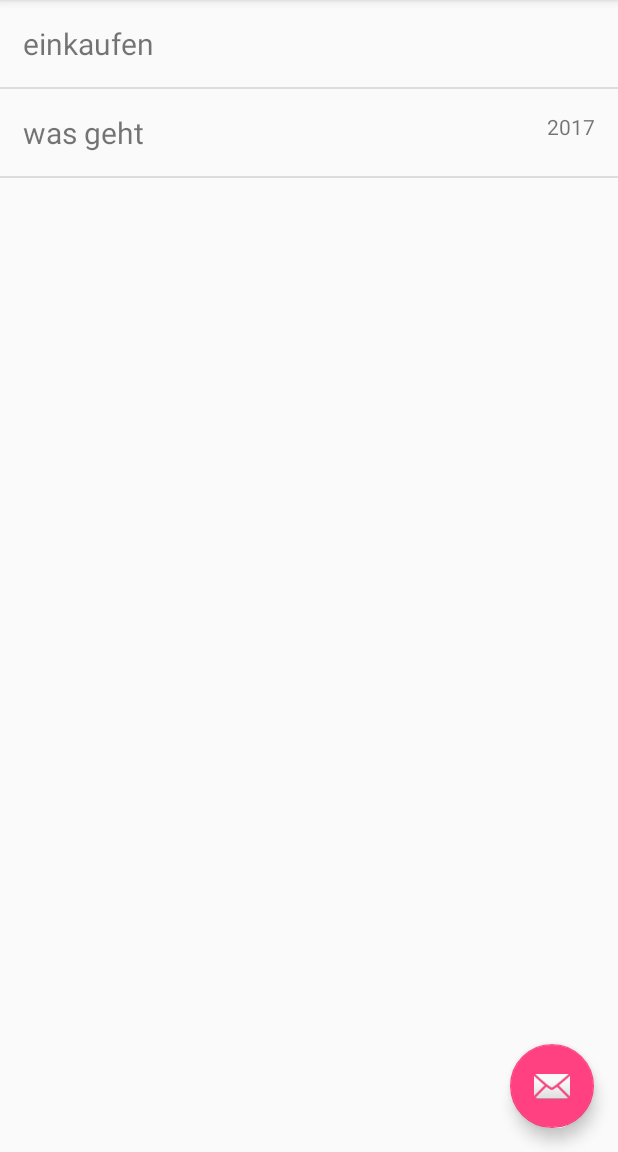
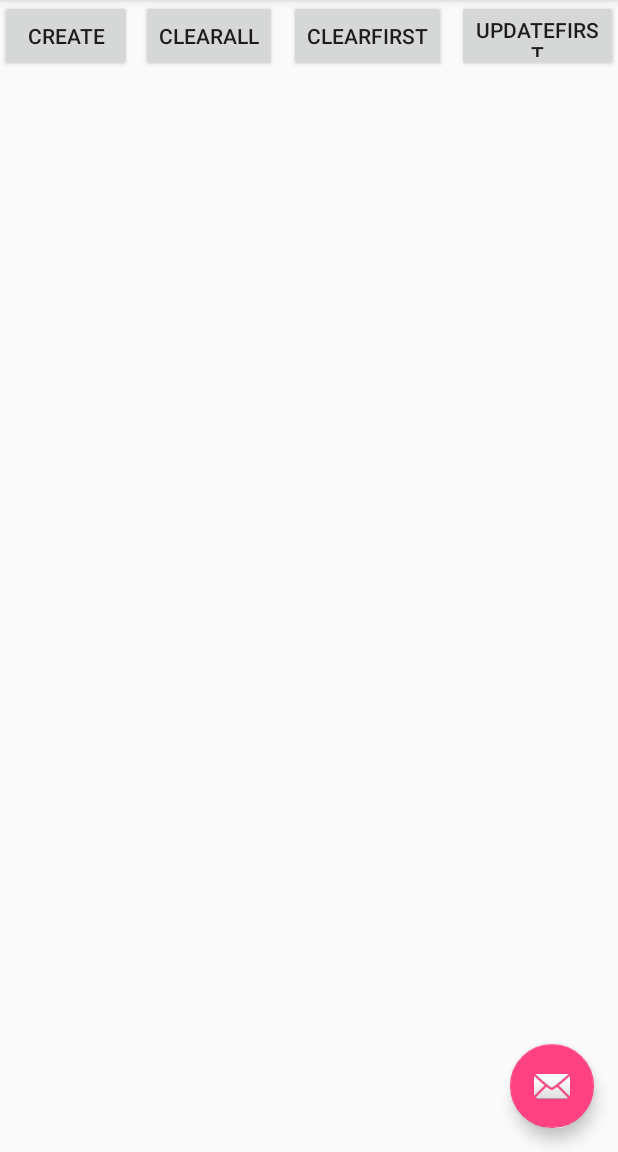
Before and after one commit to HakanAkkurt/To-Do-List, an Android app: the screen it shows after launch (MainActivity), on a phone screen of 412 x 824 dp, the part 84-1236 px from its top. Run offline under Robolectric (Android 15) with nearby library versions, the phone set to English and light mode, and no system bars.

Commit message:
Initial Commit

```diff
--- a/app/src/main/java/hakan_akkurt_matthias_will/de/to_do_list/MainActivity.java
+++ b/app/src/main/java/hakan_akkurt_matthias_will/de/to_do_list/MainActivity.java
@@ -15,6 +15,7 @@ import android.view.Menu;
 import android.view.MenuItem;
 import android.widget.AdapterView;
 import android.widget.ArrayAdapter;
+import android.widget.Button;
 import android.widget.ListView;
 
 import java.util.ArrayList;
@@ -22,6 +23,7 @@ import java.util.Calendar;
 import java.util.List;
 
 import hakan_akkurt_matthias_will.de.to_do_list.adapter.listview.ToDoOverviewListAdapter;
+import hakan_akkurt_matthias_will.de.to_do_list.database.TodoDatabase;
 import hakan_akkurt_matthias_will.de.to_do_list.model.ToDo;
 
 import static hakan_akkurt_matthias_will.de.to_do_list.R.id.todos;
@@ -29,7 +31,9 @@ import static hakan_akkurt_matthias_will.de.to_do_list.R.id.todos;
 public class MainActivity extends AppCompatActivity
         implements NavigationView.OnNavigationItemSelectedListener {
 
-
+    private ListView listView;
+    private List<ToDo> dataSource;
+    private ToDoOverviewListAdapter adapter;
 
 
 
@@ -43,15 +47,21 @@ public class MainActivity extends AppCompatActivity
         //eigene Codes
 
 
-        ListView listView = (ListView) findViewById(R.id.todos);
+        this.listView = (ListView) findViewById(R.id.todos);
 
-        List<ToDo> dataSource = new ArrayList<>();
-        dataSource.add(new ToDo("einkaufen"));
-        dataSource.add(new ToDo("was geht", Calendar.getInstance()));
+        Button create = (Button) findViewById(R.id.create);
+        Button clearAll = (Button) findViewById(R.id.clearAll);
+        Button clearFirst = (Button) findViewById(R.id.clearFirst);
+        Button updateFirst = (Button) findViewById(R.id.updateFirst);
 
 
-        listView.setAdapter(new ToDoOverviewListAdapter(this, dataSource));
-        listView.setOnItemClickListener(new AdapterView.OnItemClickListener() {
+        this.dataSource = TodoDatabase.getInstance(this).readAllToDos();
+        /*dataSource.add(new ToDo("einkaufen"));
+        dataSource.add(new ToDo("was geht", Calendar.getInstance()));*/
+
+        this.adapter = new ToDoOverviewListAdapter(this, dataSource);
+        this.listView.setAdapter(adapter);
+        this.listView.setOnItemClickListener(new AdapterView.OnItemClickListener() {
             @Override
             public void onItemClick(AdapterView<?> adapterView, final View view, int position, long id) {
                 Object element = adapterView.getAdapter().getItem(position);
@@ -60,6 +70,51 @@ public class MainActivity extends AppCompatActivity
 
             }
         });
+
+        if(create != null){
+            create.setOnClickListener(new View.OnClickListener() {
+                @Override
+                public void onClick(final View view) {
+                    TodoDatabase database = TodoDatabase.getInstance(MainActivity.this);
+
+                    database.createToDO(new ToDo("Einkaufen"));
+                    database.createToDO(new ToDo("was geht?", Calendar.getInstance()));
+
+                    refreshListView();
+
+                }
+            });
+        }
+
+        if(clearAll != null){
+            clearAll.setOnClickListener(new View.OnClickListener() {
+                @Override
+                public void onClick(final View view) {
+
+                }
+            });
+        }
+
+        if(clearFirst != null){
+            clearFirst.setOnClickListener(new View.OnClickListener() {
+                @Override
+                public void onClick(final View view) {
+
+                }
+            });
+        }
+
+        if(updateFirst != null){
+            updateFirst.setOnClickListener(new View.OnClickListener() {
+                @Override
+                public void onClick(final View view) {
+
+                }
+            });
+        }
+
+
+
 
 
         //bis hier
@@ -88,6 +143,12 @@ public class MainActivity extends AppCompatActivity
         navigationView.setNavigationItemSelectedListener(this);
     }
 
+    private void refreshListView(){
+        dataSource.clear();
+        dataSource.addAll(TodoDatabase.getInstance(this).readAllToDos());
+        adapter.notifyDataSetChanged();
+
+    }
     @Override
     public void onBackPressed() {
         DrawerLayout drawer = (DrawerLayout) findViewById(R.id.drawer_layout);
--- /dev/null
+++ b/app/src/main/java/hakan_akkurt_matthias_will/de/to_do_list/database/TodoDatabase.java
@@ -0,0 +1,150 @@
+package hakan_akkurt_matthias_will.de.to_do_list.database;
+
+import android.content.ContentValues;
+import android.content.Context;
+import android.database.Cursor;
+import android.database.sqlite.SQLiteDatabase;
+import android.database.sqlite.SQLiteOpenHelper;
+
+import java.util.ArrayList;
+import java.util.Calendar;
+import java.util.List;
+
+import hakan_akkurt_matthias_will.de.to_do_list.model.ToDo;
+
+/**
+ * Created by Hakan Akkurt on 13.01.2017.
+ */
+
+public class TodoDatabase extends SQLiteOpenHelper {
+    public static TodoDatabase INSTANCE = null;
+
+    private static final String DB_NAME = "TODOS";
+    private static final int VERSION = 1;
+    private static final String TABLE_NAME = "todos";
+
+    private static final String ID_COLUMN = "ID";
+    private static final String NAME_COLUMN = "name";
+    private static final String DUEDATE_COLUMN = "dueDate";
+
+
+
+    private TodoDatabase(final Context context) {
+        super(context, DB_NAME, null, VERSION);
+    }
+
+    public static TodoDatabase getInstance(final Context context) {
+        if(INSTANCE == null) {
+            INSTANCE = new TodoDatabase(context);
+
+        }
+
+        return INSTANCE;
+    }
+    @Override
+    public void onCreate(final SQLiteDatabase sqLiteDatabase) {
+        String createQuery = "CREATE TABLE " + TABLE_NAME + "(" + ID_COLUMN + " INTEGER PRIMARY KEY, "
+                + NAME_COLUMN + "TEXT NOT NULL, " + DUEDATE_COLUMN + " INTEGER DEFAULT NULL)";
+
+        sqLiteDatabase.execSQL(createQuery);
+
+
+    }
+
+    @Override
+    public void onUpgrade(final SQLiteDatabase sqLiteDatabase, final int oldVersion, final int newVersion) {
+
+        String dropTable = "DROP TABLE IF EXISTS " + TABLE_NAME;
+        sqLiteDatabase.execSQL(dropTable);
+
+        onCreate(sqLiteDatabase);
+    }
+
+    public ToDo createToDO(final ToDo todo) {
+        SQLiteDatabase database = this.getReadableDatabase();
+
+        ContentValues values =new ContentValues();
+        values.put(NAME_COLUMN, todo.getName());
+        values.put(DUEDATE_COLUMN, todo.getDueDate() == null ? null : todo.getDueDate().getTimeInMillis() / 1000);
+
+        long newID = database.insert(TABLE_NAME, null, values);
+
+        database.close();
+
+        return readToDo(newID);
+
+    }
+
+    public ToDo readToDo(final long id){
+
+        SQLiteDatabase database = this.getReadableDatabase();
+        Cursor cursor = database.query
+        (TABLE_NAME, new String[]{ID_COLUMN, NAME_COLUMN, DUEDATE_COLUMN}, ID_COLUMN + " = ?",
+                new String[]{String.valueOf(id)}, null, null, null);
+
+        ToDo todo = null;
+        if(cursor != null && cursor.getCount() > 0){
+            cursor.moveToFirst();
+            todo = new ToDo(cursor.getString(cursor.getColumnIndex(NAME_COLUMN)));
+            todo.setId(cursor.getLong(cursor.getColumnIndex(ID_COLUMN)));
+
+            Calendar calendar = null;
+
+            if(cursor.isNull(cursor.getColumnIndex(DUEDATE_COLUMN))){
+                calendar = calendar.getInstance();
+                calendar.setTimeInMillis(cursor.getLong(cursor.getColumnIndex(DUEDATE_COLUMN)) * 1000);
+            }
+
+            todo.setDueDate(calendar);
+        }
+
+        database.close();
+        return todo;
+    }
+
+    public List<ToDo> readAllToDos(){
+        List<ToDo> todos = new ArrayList<>();
+        SQLiteDatabase database = this.getReadableDatabase();
+
+        Cursor cursor = database.rawQuery("SELECT * FROM " + TABLE_NAME, null);
+
+        if(cursor.moveToFirst()) {
+            do{
+                ToDo todo = readToDo(cursor.getLong(cursor.getColumnIndex(ID_COLUMN)));
+                if(todo != null) {
+                    todos.add(todo);
+                }
+            }while (cursor.moveToNext());
+        }
+        database.close();
+        return todos;
+
+    }
+
+    public ToDo updateToDo(final ToDo todo){
+        SQLiteDatabase database = this.getReadableDatabase();
+
+        ContentValues values = new ContentValues();
+
+        values.put(NAME_COLUMN, todo.getName());
+        values.put(DUEDATE_COLUMN, todo.getDueDate() == null ? null : todo.getDueDate().getTimeInMillis() / 1000);
+
+        database.update(TABLE_NAME, values, ID_COLUMN + " = ?", new String[]{String.valueOf(todo.getId())});
+
+        return this.readToDo(todo.getId());
+    }
+
+    public void deleteToDo(final ToDo todo){
+        SQLiteDatabase database = this.getWritableDatabase();
+        database.delete(TABLE_NAME, ID_COLUMN + " = ?", new String[]{String.valueOf(todo.getId())});
+        database.close();
+
+    }
+
+    public void deleteAllToDos(){
+        SQLiteDatabase database = this.getWritableDatabase();
+        database.execSQL("DELETE FROM " + TABLE_NAME);
+        database.close();
+
+    }
+}
--- a/app/src/main/res/layout/content_main.xml
+++ b/app/src/main/res/layout/content_main.xml
@@ -12,6 +12,40 @@
     <ListView
         android:layout_width="match_parent"
         android:layout_height="match_parent"
-        android:id="@+id/todos" />
+        android:id="@+id/todos"
+        android:layout_below="@+id/create" />
+
+    <Button
+        android:text="Create"
+        android:layout_width="wrap_content"
+        android:layout_height="wrap_content"
+        android:id="@+id/create" />
+
+    <Button
+        android:text="ClearAll"
+        android:layout_width="wrap_content"
+        android:layout_height="wrap_content"
+        android:layout_alignParentTop="true"
+        android:layout_toEndOf="@+id/create"
+        android:layout_marginStart="6dp"
+        android:id="@+id/clearAll" />
+
+    <Button
+        android:text="ClearFirst"
+        android:layout_width="wrap_content"
+        android:layout_height="wrap_content"
+        android:id="@+id/clearFirst"
+        android:layout_marginStart="8dp"
+        android:layout_alignParentTop="true"
+        android:layout_toEndOf="@+id/clearAll" />
+
+    <Button
+        android:text="UpdateFirst"
+        android:layout_width="wrap_content"
+        android:layout_height="wrap_content"
+        android:layout_toEndOf="@+id/clearFirst"
+        android:layout_marginStart="7dp"
+        android:id="@+id/updateFirst"
+        android:layout_above="@+id/todos" />
 
 </RelativeLayout>
```
Also changed, not shown: app/src/main/java/hakan_akkurt_matthias_will/de/to_do_list/model/ToDo.java (+9 -0 lines).
